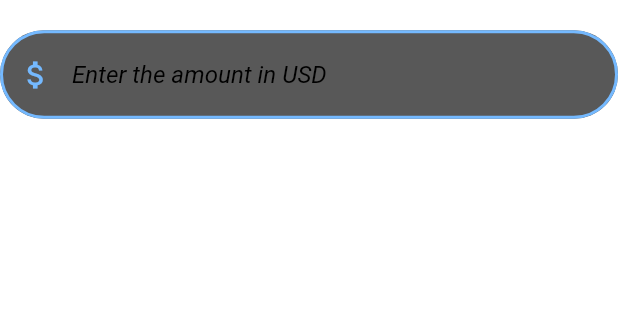
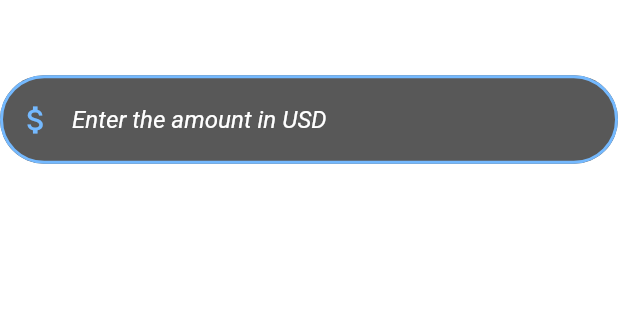
Before and after one commit to samrocks03/LearningFlutter, a Flutter app: the screen it shows after launch, on a phone screen of 412 x 824 dp, the part 590-910 px from its top. Run offline on Flutter 3.47's test engine with Material 2 defaults, Android fonts, the phone set to English and light mode, and no system bars.

Commit message:
Added container for "Currency Converter" with padding and margin

```diff
--- a/currency_converter/lib/currency_converter_material_page.dart
+++ b/currency_converter/lib/currency_converter_material_page.dart
@@ -24,22 +24,26 @@ class CurrencyConverterMaterialPage extends StatelessWidget {
 
     return  Scaffold(
       backgroundColor: Color.fromARGB(0, 66, 66, 171),
-      // backgroundColor: MaterialAccentColor(700),
+      // backgroundColor: Colors.white,
       body: Center(
         child: Column(
           mainAxisAlignment: MainAxisAlignment.center,
           children: [
-            Text(
-              "Currency Converter",
-              style: TextStyle(
-                fontSize: 36,
-                fontWeight: FontWeight.bold,
-                color: Color(0xFF74B9FF), // Changed text color to black
+            Container(
+              padding: EdgeInsets.all(15),
+              margin: EdgeInsets.all(15),
+              // color: Colors.black,
+              child: Text(
+                "Currency Converter",
+                style: TextStyle(
+                  fontSize: 36,
+                  fontWeight: FontWeight.bold,
+                  color: Color(0xFF74B9FF), // Changed text color to black
+                ),
               ),
             ),
             SizedBox(height: 20),
             TextField(
-
               style: TextStyle(
                 color: Color(0xFF74B9FF),
                 fontStyle:FontStyle.italic
@@ -48,7 +52,7 @@ class CurrencyConverterMaterialPage extends StatelessWidget {
                 keyboardType: TextInputType.number,
                 decoration: InputDecoration(
                   hintText: "Enter the amount in USD",
-                  hintStyle: TextStyle(color: Colors.black),
+                  hintStyle: TextStyle(color: Colors.white),
                   filled: true,
                   fillColor:Color.fromARGB(255, 88, 88, 88),
                   prefixIcon: Icon(Icons.attach_money_sharp,
```
